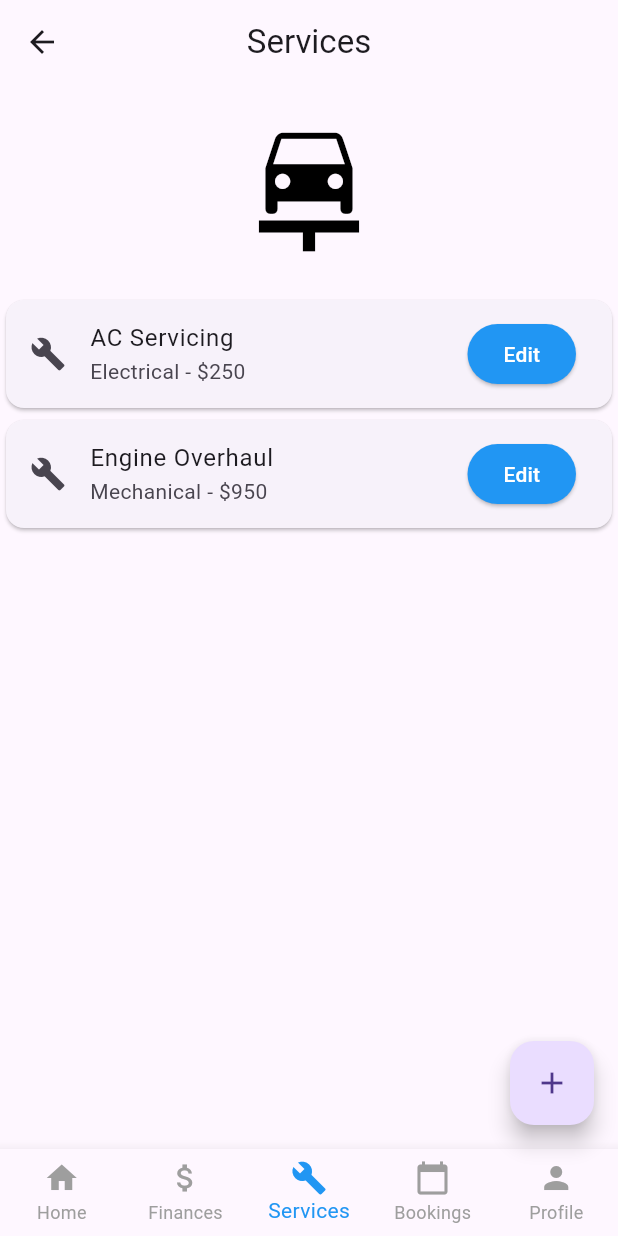
After one commit to faiqiqbal37/Digitalization-of-Vehicle-Maintenenace-Services, a Flutter app: the ServiceProviderProfileView screen opened by its route, item 3 of the bottom bar chosen, after a tap on "Edit", on a phone screen of 412 x 824 dp. The commit adds this screen. Run offline on Flutter 3.47's test engine with Material 3 defaults, Android fonts, the phone set to English and light mode, and no system bars; our stand-ins replace stacked, stacked_services, stacked_shared.

Commit message:
created the service listing screen for the service provider

```diff
--- a/lib/app/app.dart
+++ b/lib/app/app.dart
@@ -12,6 +12,7 @@ import 'package:disertation/ui/views/customer_register/customer_register_view.da
 import 'package:disertation/ui/views/initial_selection_screen/initial_selection_screen_view.dart';
 import 'package:disertation/ui/views/login_service_provider/login_service_provider_view.dart';
 import 'package:disertation/ui/views/service_provider_profile/service_provider_profile_view.dart';
+import 'package:disertation/ui/views/service_provider_services/service_provider_services_view.dart';
 // @stacked-import
 
 @StackedApp(
@@ -25,6 +26,7 @@ import 'package:disertation/ui/views/service_provider_profile/service_provider_p
     MaterialRoute(page: InitialSelectionScreenView),
     MaterialRoute(page: LoginServiceProviderView),
     MaterialRoute(page: ServiceProviderProfileView),
+    MaterialRoute(page: ServiceProviderServicesView),
 // @stacked-route
   ],
   dependencies: [
--- a/lib/app/app.router.dart
+++ b/lib/app/app.router.dart
@@ -19,11 +19,13 @@ import 'package:disertation/ui/views/service_provider_profile/service_provider_p
     as _i10;
 import 'package:disertation/ui/views/service_provider_register/service_provider_register_view.dart'
     as _i6;
+import 'package:disertation/ui/views/service_provider_services/service_provider_services_view.dart'
+    as _i11;
 import 'package:disertation/ui/views/startup/startup_view.dart' as _i3;
-import 'package:flutter/material.dart' as _i11;
+import 'package:flutter/material.dart' as _i12;
 import 'package:flutter/material.dart';
 import 'package:stacked/stacked.dart' as _i1;
-import 'package:stacked_services/stacked_services.dart' as _i12;
+import 'package:stacked_services/stacked_services.dart' as _i13;
 
 class Routes {
   static const homeView = '/home-view';
@@ -45,6 +47,8 @@ class Routes {
 
   static const serviceProviderProfileView = '/service-provider-profile-view';
 
+  static const serviceProviderServicesView = '/service-provider-services-view';
+
   static const all = <String>{
     homeView,
     startupView,
@@ -55,6 +59,7 @@ class Routes {
     initialSelectionScreenView,
     loginServiceProviderView,
     serviceProviderProfileView,
+    serviceProviderServicesView,
   };
 }
 
@@ -96,60 +101,70 @@ class StackedRouter extends _i1.RouterBase {
       Routes.serviceProviderProfileView,
       page: _i10.ServiceProviderProfileView,
     ),
+    _i1.RouteDef(
+      Routes.serviceProviderServicesView,
+      page: _i11.ServiceProviderServicesView,
+    ),
   ];
 
   final _pagesMap = <Type, _i1.StackedRouteFactory>{
     _i2.HomeView: (data) {
-      return _i11.MaterialPageRoute<dynamic>(
+      return _i12.MaterialPageRoute<dynamic>(
         builder: (context) => const _i2.HomeView(),
         settings: data,
       );
     },
     _i3.StartupView: (data) {
-      return _i11.MaterialPageRoute<dynamic>(
+      return _i12.MaterialPageRoute<dynamic>(
         builder: (context) => const _i3.StartupView(),
         settings: data,
       );
     },
     _i4.LoginView: (data) {
-      return _i11.MaterialPageRoute<dynamic>(
+      return _i12.MaterialPageRoute<dynamic>(
         builder: (context) => const _i4.LoginView(),
         settings: data,
       );
     },
     _i5.ServiceProviderHomeScreenView: (data) {
-      return _i11.MaterialPageRoute<dynamic>(
+      return _i12.MaterialPageRoute<dynamic>(
         builder: (context) => const _i5.ServiceProviderHomeScreenView(),
         settings: data,
       );
     },
     _i6.ServiceProviderRegisterView: (data) {
-      return _i11.MaterialPageRoute<dynamic>(
+      return _i12.MaterialPageRoute<dynamic>(
         builder: (context) => const _i6.ServiceProviderRegisterView(),
         settings: data,
       );
     },
     _i7.CustomerRegisterView: (data) {
-      return _i11.MaterialPageRoute<dynamic>(
+      return _i12.MaterialPageRoute<dynamic>(
         builder: (context) => const _i7.CustomerRegisterView(),
         settings: data,
       );
     },
     _i8.InitialSelectionScreenView: (data) {
-      return _i11.MaterialPageRoute<dynamic>(
+      return _i12.MaterialPageRoute<dynamic>(
         builder: (context) => const _i8.InitialSelectionScreenView(),
         settings: data,
       );
     },
     _i9.LoginServiceProviderView: (data) {
-      return _i11.MaterialPageRoute<dynamic>(
+      return _i12.MaterialPageRoute<dynamic>(
         builder: (context) => const _i9.LoginServiceProviderView(),
         settings: data,
       );
     },
     _i10.ServiceProviderProfileView: (data) {
-      return _i11.MaterialPageRoute<dynamic>(
+      return _i12.MaterialPageRoute<dynamic>(
         builder: (context) => const _i10.ServiceProviderProfileView(),
+        settings: data,
+      );
+    },
+    _i11.ServiceProviderServicesView: (data) {
+      return _i12.MaterialPageRoute<dynamic>(
+        builder: (context) => const _i11.ServiceProviderServicesView(),
         settings: data,
       );
     },
@@ -162,7 +177,7 @@ class StackedRouter extends _i1.RouterBase {
   Map<Type, _i1.StackedRouteFactory> get pagesMap => _pagesMap;
 }
 
-extension NavigatorStateExtension on _i12.NavigationService {
+extension NavigatorStateExtension on _i13.NavigationService {
   Future<dynamic> navigateToHomeView([
     int? routerId,
     bool preventDuplicates = true,
@@ -283,6 +298,20 @@ extension NavigatorStateExtension on _i12.NavigationService {
         transition,
   ]) async {
     return navigateTo<dynamic>(Routes.serviceProviderProfileView,
+        id: routerId,
+        preventDuplicates: preventDuplicates,
+        parameters: parameters,
+        transition: transition);
+  }
+
+  Future<dynamic> navigateToServiceProviderServicesView([
+    int? routerId,
+    bool preventDuplicates = true,
+    Map<String, String>? parameters,
+    Widget Function(BuildContext, Animation<double>, Animation<double>, Widget)?
+        transition,
+  ]) async {
+    return navigateTo<dynamic>(Routes.serviceProviderServicesView,
         id: routerId,
         preventDuplicates: preventDuplicates,
         parameters: parameters,
@@ -414,4 +443,18 @@ extension NavigatorStateExtension on _i12.NavigationService {
         parameters: parameters,
         transition: transition);
   }
+
+  Future<dynamic> replaceWithServiceProviderServicesView([
+    int? routerId,
+    bool preventDuplicates = true,
+    Map<String, String>? parameters,
+    Widget Function(BuildContext, Animation<double>, Animation<double>, Widget)?
+        transition,
+  ]) async {
+    return replaceWith<dynamic>(Routes.serviceProviderServicesView,
+        id: routerId,
+        preventDuplicates: preventDuplicates,
+        parameters: parameters,
+        transition: transition);
+  }
 }
--- a/lib/ui/views/common_components/service_provider/bottom_navigation.dart
+++ b/lib/ui/views/common_components/service_provider/bottom_navigation.dart
@@ -21,6 +21,7 @@ class _CustomBottomNavigationBarState extends State<CustomBottomNavigationBar> {
       _navigationService.replaceWithServiceProviderHomeScreenView();
     } else if (_selectedIndex == 1) {
     } else if (_selectedIndex == 2) {
+      _navigationService.replaceWithServiceProviderServicesView();
     } else if (_selectedIndex == 3) {
     } else if (_selectedIndex == 4) {
       _navigationService.replaceWithServiceProviderProfileView();
--- a/lib/ui/views/service_provider_profile/profile_item.dart
+++ b/lib/ui/views/service_provider_profile/profile_item.dart
@@ -5,7 +5,8 @@ class ProfileItem extends StatelessWidget {
   final String title;
   final String content;
 
-  const ProfileItem({Key? key, required this.title, required this.content}) : super(key: key);
+  const ProfileItem({Key? key, required this.title, required this.content})
+      : super(key: key);
 
   @override
   Widget build(BuildContext context) {
@@ -14,7 +15,6 @@ class ProfileItem extends StatelessWidget {
       subtitle: Text(content),
       tileColor: Colors.white,
       contentPadding: EdgeInsets.symmetric(horizontal: 20, vertical: 10),
-
     );
   }
 }
--- a/lib/ui/views/service_provider_profile/service_provider_profile_view.dart
+++ b/lib/ui/views/service_provider_profile/service_provider_profile_view.dart
@@ -40,7 +40,8 @@ class ServiceProviderProfileView
               onPressed: () {},
               child: Text('Edit Details'),
               style: ElevatedButton.styleFrom(
-                foregroundColor: Colors.black, backgroundColor: Colors.white,
+                foregroundColor: Colors.black,
+                backgroundColor: Colors.white,
                 textStyle: TextStyle(fontSize: 16),
                 shape: RoundedRectangleBorder(
                   borderRadius: BorderRadius.circular(0),
@@ -56,7 +57,8 @@ class ServiceProviderProfileView
               onPressed: () {},
               child: Text('Log Out'),
               style: ElevatedButton.styleFrom(
-                foregroundColor: Colors.white, backgroundColor: Colors.red,
+                foregroundColor: Colors.white,
+                backgroundColor: Colors.red,
                 textStyle: TextStyle(fontSize: 16),
               ),
             ),
--- /dev/null
+++ b/lib/ui/views/service_provider_services/service_provider_services_view.dart
@@ -0,0 +1,68 @@
+import 'package:disertation/ui/views/common_components/service_provider/bottom_navigation.dart';
+import 'package:flutter/material.dart';
+import 'package:stacked/stacked.dart';
+
+import 'service_provider_services_viewmodel.dart';
+
+class ServiceProviderServicesView
+    extends StackedView<ServiceProviderServicesViewModel> {
+  const ServiceProviderServicesView({Key? key}) : super(key: key);
+
+  @override
+  Widget builder(
+    BuildContext context,
+    ServiceProviderServicesViewModel viewModel,
+    Widget? child,
+  ) {
+    return Scaffold(
+      appBar: AppBar(
+        title: Text('Services'),
+        centerTitle: true,
+      ),
+      body: Column(
+        children: [
+          SizedBox(height: 20),
+          Icon(Icons.car_repair, size: 100, color: Colors.black),
+          SizedBox(height: 20),
+          Expanded(
+            child: ListView.builder(
+              itemCount: viewModel.services.length,
+              itemBuilder: (context, index) {
+                return Card(
+                  child: ListTile(
+                    leading: Icon(Icons.build),
+                    title: Text(viewModel.services[index]['name']),
+                    subtitle: Text('${viewModel.services[index]['type']} - ${viewModel.services[index]['price']}'),
+                    trailing: ElevatedButton(
+                      onPressed: () {
+                        // Handle edit action
+                      },
+                      child: Text('Edit'),
+                      style: ElevatedButton.styleFrom(
+                        foregroundColor: Colors.white, backgroundColor: Colors.blue, // Text color
+                      ),
+                    ),
+                  ),
+                );
+              },
+            ),
+          ),
+        ],
+      ),
+      floatingActionButton: FloatingActionButton(
+        onPressed: () {
+          // Navigate to add new service screen
+        },
+        child: Icon(Icons.add),
+        tooltip: 'Add a New Service',
+      ),
+      bottomNavigationBar: CustomBottomNavigationBar(),
+    );
+  }
+
+  @override
+  ServiceProviderServicesViewModel viewModelBuilder(
+    BuildContext context,
+  ) =>
+      ServiceProviderServicesViewModel();
+}
--- /dev/null
+++ b/lib/ui/views/service_provider_services/service_provider_services_viewmodel.dart
@@ -0,0 +1,17 @@
+import 'package:stacked/stacked.dart';
+
+class ServiceProviderServicesViewModel extends BaseViewModel {
+  final List<Map<String, dynamic>> services = [
+    {
+      'name': 'AC Servicing',
+      'type': 'Electrical',
+      'price': '\$250',
+    },
+    {
+      'name': 'Engine Overhaul',
+      'type': 'Mechanical',
+      'price': '\$950',
+    },
+
+  ];
+}
```
Also changed, not shown: 1 other file.
